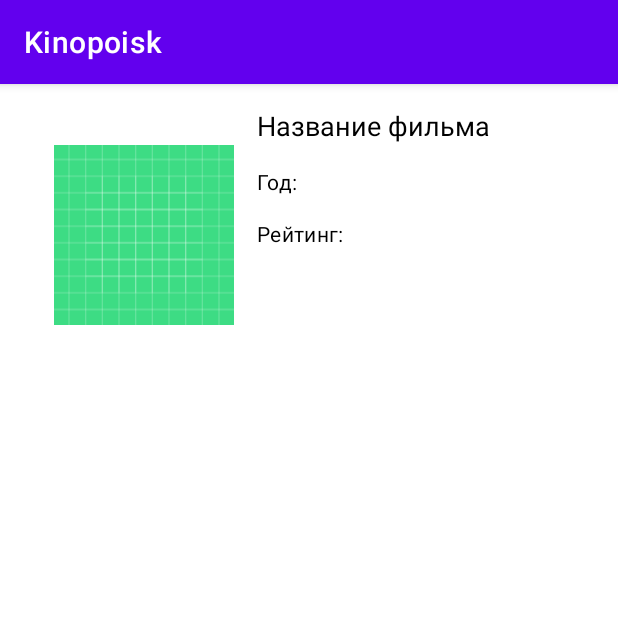
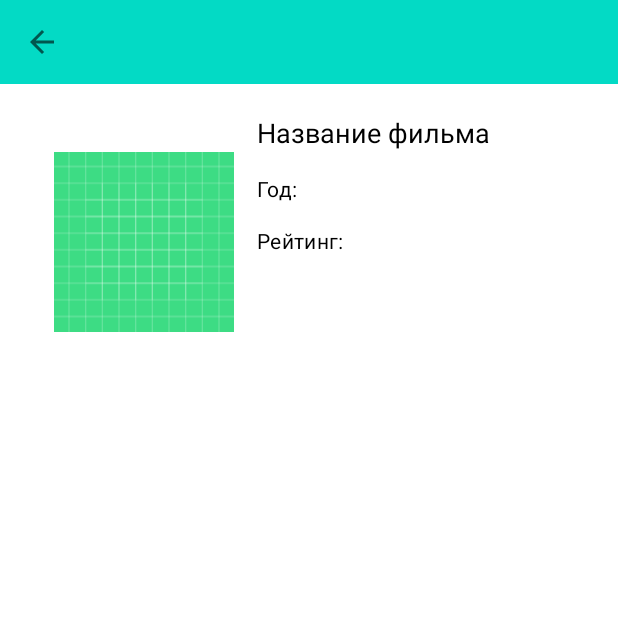
Before and after one commit to evgen4m/Kinopoisk, an Android app: the DetailFilmFragment screen opened through its navigation route, on a phone screen of 412 x 824 dp, the top half of it. Run offline under Robolectric (Android 15) with nearby library versions, the phone set to English and light mode, and no system bars; pictures from the network do not load; 3 statements that could not run were skipped.

Commit message:
Добавил toolbar для каждого фрагмента + небольшие изменения в коде.

```diff
--- a/app/src/main/java/com/esoft/kinopoisk/app/KinopoiskApp.kt
+++ b/app/src/main/java/com/esoft/kinopoisk/app/KinopoiskApp.kt
@@ -12,7 +12,7 @@ import retrofit2.converter.gson.GsonConverterFactory
 
 class KinopoiskApp: Application(){
 
-    lateinit var filmsRepository: FilmsRepository
+    var filmsRepository: FilmsRepository? = null
 
     private val BASE_URL = "https://s3-eu-west-1.amazonaws.com"
     private var mRetrofit: Retrofit? = null
--- a/app/src/main/java/com/esoft/kinopoisk/presentation/detailFilmFragment/DetailFilmFragment.kt
+++ b/app/src/main/java/com/esoft/kinopoisk/presentation/detailFilmFragment/DetailFilmFragment.kt
@@ -1,8 +1,12 @@
 package com.esoft.kinopoisk.presentation.detailFilmFragment
 
 import android.os.Bundle
+import android.view.MenuItem
 import androidx.fragment.app.Fragment
 import android.view.View
+import android.widget.Toast
+import androidx.appcompat.app.AppCompatActivity
+import androidx.navigation.fragment.findNavController
 import com.bumptech.glide.Glide
 import com.esoft.kinopoisk.R
 import com.esoft.kinopoisk.app.KinopoiskApp
@@ -15,13 +19,15 @@ class DetailFilmFragment : Fragment(R.layout.fragment_detail_film), DetailFilmVi
     private var _binding: FragmentDetailFilmBinding? = null
     private val binding get() = _binding!!
 
+    private var title: String? = null
+
     private companion object {
         const val filmId = "filmId"
     }
 
     private val presenter by lazy {
         val repository = (activity?.application as KinopoiskApp).filmsRepository
-        val getFilmByIdUseCase = GetFilmByIdUseCase(filmsRepository = repository)
+        val getFilmByIdUseCase = GetFilmByIdUseCase(filmsRepository = repository!!)
         DetailFilmPresenter(
             id = requireArguments().getInt(filmId),
             getFilmByIdUseCase = getFilmByIdUseCase
@@ -34,6 +40,14 @@ class DetailFilmFragment : Fragment(R.layout.fragment_detail_film), DetailFilmVi
         _binding = FragmentDetailFilmBinding.bind(view)
         presenter.attachView(this)
         presenter.getFilmById()
+
+        val toolbar = binding.detailFragmentToolbar
+        (activity as AppCompatActivity).setSupportActionBar(toolbar)
+        toolbar.title = title
+        toolbar.setNavigationIcon(R.drawable.ic_baseline_arrow_back_24)
+        toolbar.setNavigationOnClickListener {
+            findNavController().navigateUp()
+        }
     }
 
     override fun onDetach() {
@@ -46,6 +60,17 @@ class DetailFilmFragment : Fragment(R.layout.fragment_detail_film), DetailFilmVi
         _binding = null
     }
 
+    override fun onOptionsItemSelected(item: MenuItem): Boolean {
+        when(item.itemId) {
+            R.id.home -> {
+                Toast.makeText(this.requireContext(),"ss", Toast.LENGTH_LONG).show()
+                return true
+            }
+        }
+
+        return super.onOptionsItemSelected(item)
+    }
+
     override fun getFilmById(film: Film) {
 
         binding.apply {
@@ -56,8 +81,9 @@ class DetailFilmFragment : Fragment(R.layout.fragment_detail_film), DetailFilmVi
                 .into(imageDetailFilm)
 
             textDetailName.text = film.name
+            title = film.localized_name
             textDetailDate.text = getString(R.string.textReleaseDate) + film.year
-            textDetailRating.text = getString(R.string.rating) + film.year?: getString(R.string.unknown)
+            textDetailRating.text = getString(R.string.rating) + film.rating?: getString(R.string.unknown)
             textDetailDescription.text = film.description?:getString(R.string.no_description)
         }
 
--- a/app/src/main/java/com/esoft/kinopoisk/presentation/listFragment/ListFilmsAdapter.kt
+++ b/app/src/main/java/com/esoft/kinopoisk/presentation/listFragment/ListFilmsAdapter.kt
@@ -1,6 +1,5 @@
 package com.esoft.kinopoisk.presentation.listFragment
 
-import android.annotation.SuppressLint
 import android.content.Context
 import android.view.LayoutInflater
 import android.view.View
--- a/app/src/main/java/com/esoft/kinopoisk/presentation/listFragment/ListFilmsFragment.kt
+++ b/app/src/main/java/com/esoft/kinopoisk/presentation/listFragment/ListFilmsFragment.kt
@@ -1,9 +1,9 @@
 package com.esoft.kinopoisk.presentation.listFragment
 
-import android.app.ProgressDialog
 import android.os.Bundle
 import androidx.fragment.app.Fragment
 import android.view.View
+import androidx.appcompat.app.AppCompatActivity
 import androidx.navigation.NavController
 import androidx.navigation.Navigation
 import androidx.recyclerview.widget.GridLayoutManager
@@ -30,8 +30,8 @@ class ListFilmsFragment : Fragment(R.layout.fragment_list_films), ListFilmsView
 
     private val presenter by lazy {
         val repository = (activity?.application as KinopoiskApp).filmsRepository
-        val getAllFilmsUseCase = GetAllFilmsUseCase(filmsRepository = repository)
-        val getFilmGenresUseCase = GetFilmGenresUseCase(filmsRepository = repository)
+        val getAllFilmsUseCase = GetAllFilmsUseCase(filmsRepository = repository!!)
+        val getFilmGenresUseCase = GetFilmGenresUseCase(filmsRepository = repository!!)
         ListFilmsPresenter(
             getAllFilmsUseCase = getAllFilmsUseCase,
             getFilmGenresUseCase = getFilmGenresUseCase
@@ -53,6 +53,10 @@ class ListFilmsFragment : Fragment(R.layout.fragment_list_films), ListFilmsView
         super.onViewCreated(view, savedInstanceState)
         _binding = FragmentListFilmsBinding.bind(view)
         navController = Navigation.findNavController(requireActivity(), R.id.nav_host_fragment)
+
+        val toolbar = binding.listFragmentToolbar
+        (activity as AppCompatActivity).setSupportActionBar(toolbar)
+        toolbar.title = getString(R.string.app_name)
     }
 
     override fun onResume() {
--- /dev/null
+++ b/app/src/main/res/drawable/ic_baseline_arrow_back_24.xml
@@ -0,0 +1,11 @@
+<vector xmlns:android="http://schemas.android.com/apk/res/android"
+    android:width="24dp"
+    android:height="24dp"
+    android:viewportWidth="24"
+    android:viewportHeight="24"
+    android:tint="?attr/colorControlNormal"
+    android:autoMirrored="true">
+  <path
+      android:fillColor="@android:color/white"
+      android:pathData="M20,11H7.83l5.59,-5.59L12,4l-8,8 8,8 1.41,-1.41L7.83,13H20v-2z"/>
+</vector>
--- a/app/src/main/res/layout/fragment_detail_film.xml
+++ b/app/src/main/res/layout/fragment_detail_film.xml
@@ -5,6 +5,17 @@
     android:layout_width="match_parent"
     android:layout_height="match_parent"
     tools:context=".presentation.detailFilmFragment.DetailFilmFragment">
+
+    <androidx.appcompat.widget.Toolbar
+        android:id="@+id/detailFragmentToolbar"
+        android:layout_width="match_parent"
+        android:layout_height="wrap_content"
+        android:background="?attr/colorPrimaryVariant"
+        app:layout_constraintEnd_toEndOf="parent"
+        app:layout_constraintStart_toStartOf="parent"
+        app:layout_constraintTop_toTopOf="parent">
+
+    </androidx.appcompat.widget.Toolbar>
 
 
     <androidx.constraintlayout.widget.Guideline
@@ -26,11 +37,11 @@
         android:layout_width="120dp"
         android:layout_height="170dp"
         android:layout_marginStart="20dp"
-        android:layout_marginTop="15dp"
+        android:layout_marginTop="20dp"
         android:src="@drawable/ic_launcher_background"
         android:visibility="visible"
         app:layout_constraintStart_toStartOf="@+id/startGuideline"
-        app:layout_constraintTop_toTopOf="parent" />
+        app:layout_constraintTop_toBottomOf="@+id/detailFragmentToolbar" />
 
     <TextView
         android:id="@+id/text_detail_name"
--- a/app/src/main/res/values/themes.xml
+++ b/app/src/main/res/values/themes.xml
@@ -1,9 +1,9 @@
 <resources xmlns:tools="http://schemas.android.com/tools">
     <!-- Base application theme. -->
-    <style name="Theme.Kinopoisk" parent="Theme.MaterialComponents.DayNight.DarkActionBar">
+    <style name="Theme.Kinopoisk" parent="Theme.MaterialComponents.DayNight.NoActionBar">
         <!-- Primary brand color. -->
-        <item name="colorPrimary">@color/purple_500</item>
-        <item name="colorPrimaryVariant">@color/purple_700</item>
+        <item name="colorPrimary">@color/teal_200</item>
+        <item name="colorPrimaryVariant">@color/teal_200</item>
         <item name="colorOnPrimary">@color/white</item>
         <!-- Secondary brand color. -->
         <item name="colorSecondary">@color/teal_200</item>
```
Also changed, not shown: app/src/main/res/layout/fragment_list_films.xml (+14 -4 lines).
